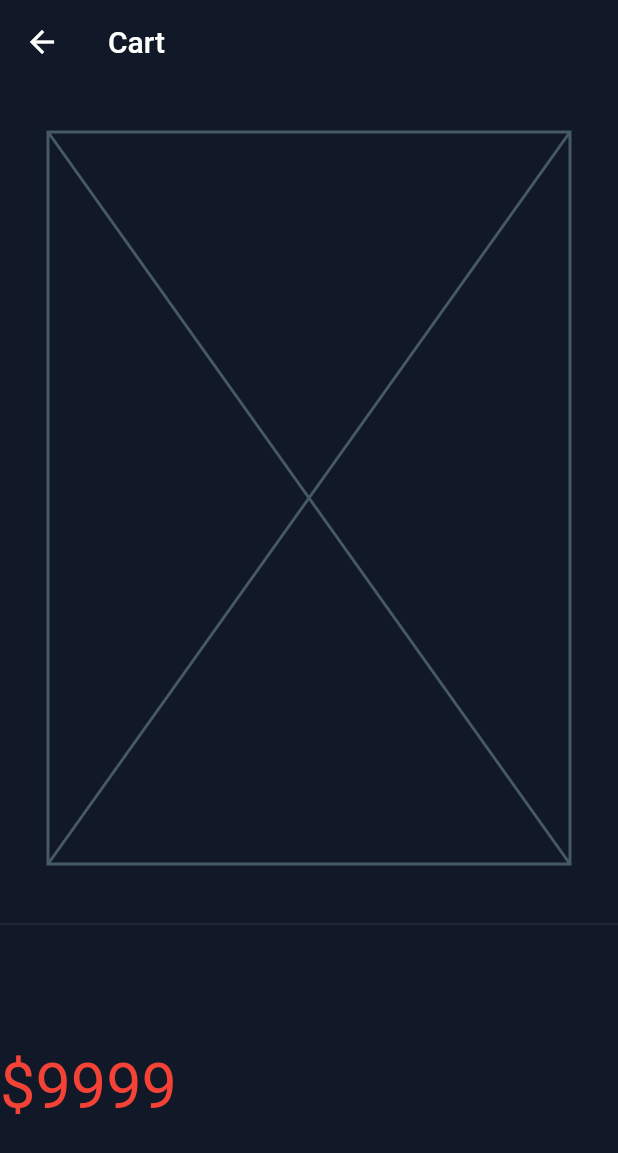
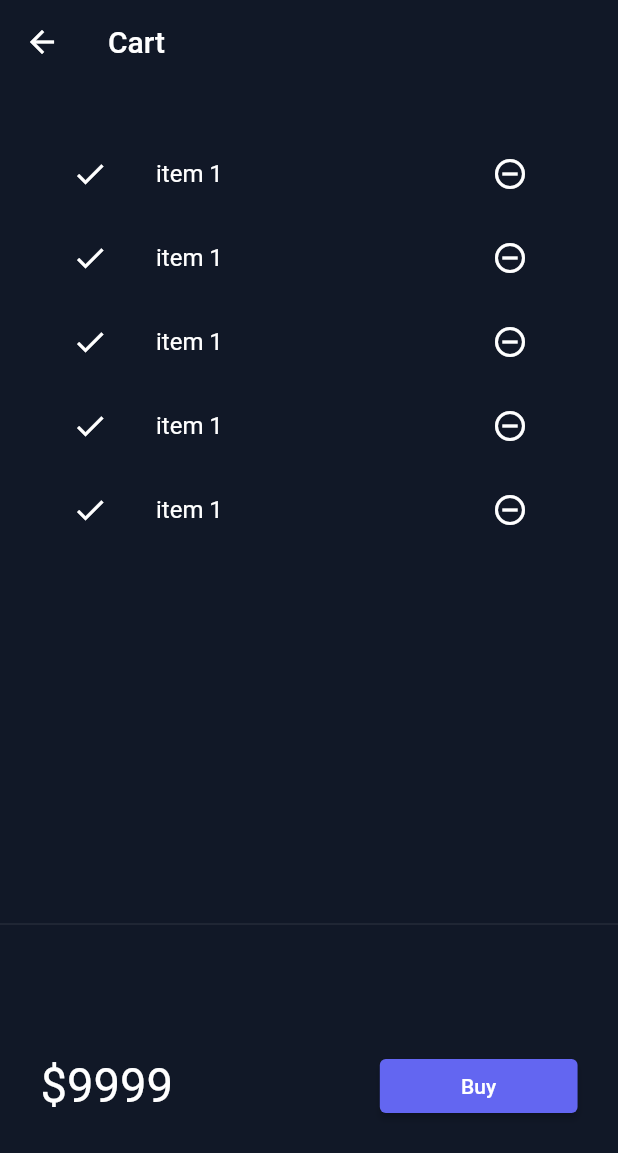
Before and after one commit to Aryandadhich/Application, a Flutter app: the CartPage screen opened by its route, on a phone screen of 412 x 824 dp. Shown: the top 1153 px of the screen. Run offline on Flutter 3.47's test engine with Material 2 defaults, Android fonts, the phone set to English and light mode, and no system bars; our stand-ins replace velocity_x; network calls fail.

Commit message:
day19 completed

```diff
--- a/assets/files/catalog.json
+++ b/assets/files/catalog.json
@@ -69,7 +69,7 @@
             "desc": "iphone 13 pro max 2022 edition",
             "price": 1200,
             "color": "#7c95eb",
-            "image": "https://o.remove.bg/downloads/316456fd-ae0e-48ca-baaf-33adb3840681/Apple_iPhone-13-Pro_iPhone-13-Pro-Max-removebg-preview.png"
+            "image": "https://o.remove.bg/downloads/b3fd00c1-ff38-45e7-a09c-fe098e841202/Apple_iPhone-13-Pro_iPhone-13-Pro-Max-removebg-preview.png"
         }
     ]
 }
--- /dev/null
+++ b/lib/models/cart.dart
@@ -0,0 +1,35 @@
+import 'catalog.dart';
+
+class cartmodel {
+  //catalog field
+  late CatalogModel _catalog;
+
+  //collection iof ids = store ids of eachj item
+  final List<int> _itemIds = [];
+
+  //get catalog
+  CatalogModel get catalog => _catalog;
+
+  set catalog(CatalogModel newCatalog) {
+    assert(newCatalog != null);
+    _catalog = newCatalog;
+  }
+
+  //get items in the cart
+  List<Item> get Items => _itemIds.map((id) => _catalog.getbyid(id)).toList();
+
+  //get total prize
+  num get totalprice =>
+      Items.fold(0, (total, current) => total + current.price);
+
+  //add item
+
+  void add(Item item) {
+    _itemIds.add(item.id);
+  }
+
+  //remove item
+  void remove(Item item) {
+    _itemIds.remove(item.id);
+  }
+}
--- a/lib/models/catalog.dart
+++ b/lib/models/catalog.dart
@@ -4,11 +4,11 @@ class CatalogModel {
   static List<Item>? items;
 
   //get item by id
-  static Item getbyid(int id) =>
+  Item getbyid(int id) =>
       items!.firstWhere((element) => element.id == id, orElse: null);
 
   //get item by position
-  static Item getbyposition(int pos) => items![pos];
+  Item getbyposition(int pos) => items![pos];
 }
 
 class Item {
--- a/lib/pages/cart_page.dart
+++ b/lib/pages/cart_page.dart
@@ -15,7 +15,7 @@ class CartPage extends StatelessWidget {
         ),
         body: Column(
           children: [
-            Placeholder().p32().expand(),
+            _cartlist().p32().expand(),
             Divider(),
             _carttotal(),
           ],
@@ -29,10 +29,44 @@ class _carttotal extends StatelessWidget {
     return SizedBox(
       height: 200,
       child: Row(
+        mainAxisAlignment: MainAxisAlignment.spaceAround,
         children: [
-          "\$9999".text.xl5.color(Colors.red).make(),
+          "\$9999".text.xl4.color(context.theme.accentColor).make(),
+          30.widthBox,
+          ElevatedButton(
+                  onPressed: () {
+                    ScaffoldMessenger.of(context).showSnackBar(SnackBar(
+                      content: "lavdu okat me reh".text.make(),
+                    ));
+                  },
+                  style: ButtonStyle(
+                      backgroundColor:
+                          MaterialStateProperty.all(context.theme.buttonColor)),
+                  child: "Buy".text.make())
+              .w32(context)
         ],
       ),
     );
   }
 }
+
+class _cartlist extends StatefulWidget {
+  const _cartlist({Key? key}) : super(key: key);
+
+  @override
+  State<_cartlist> createState() => _cartlistState();
+}
+
+class _cartlistState extends State<_cartlist> {
+  @override
+  Widget build(BuildContext context) {
+    return ListView.builder(
+        itemCount: 5,
+        itemBuilder: ((context, index) => ListTile(
+              leading: Icon(Icons.done),
+              trailing: IconButton(
+                  icon: Icon(Icons.remove_circle_outline), onPressed: () {}),
+              title: "item 1".text.make(),
+            )));
+  }
+}
--- a/lib/widgets/home_widgets/cataloglist.dart
+++ b/lib/widgets/home_widgets/cataloglist.dart
@@ -12,7 +12,7 @@ class Cataloglist extends StatelessWidget {
       shrinkWrap: true,
       itemCount: CatalogModel.items!.length,
       itemBuilder: (context, index) {
-        final catalog = CatalogModel.getbyposition(index);
+        final catalog = CatalogModel.items![index];
         return InkWell(
           onTap: () => Navigator.push(
             context,
```
